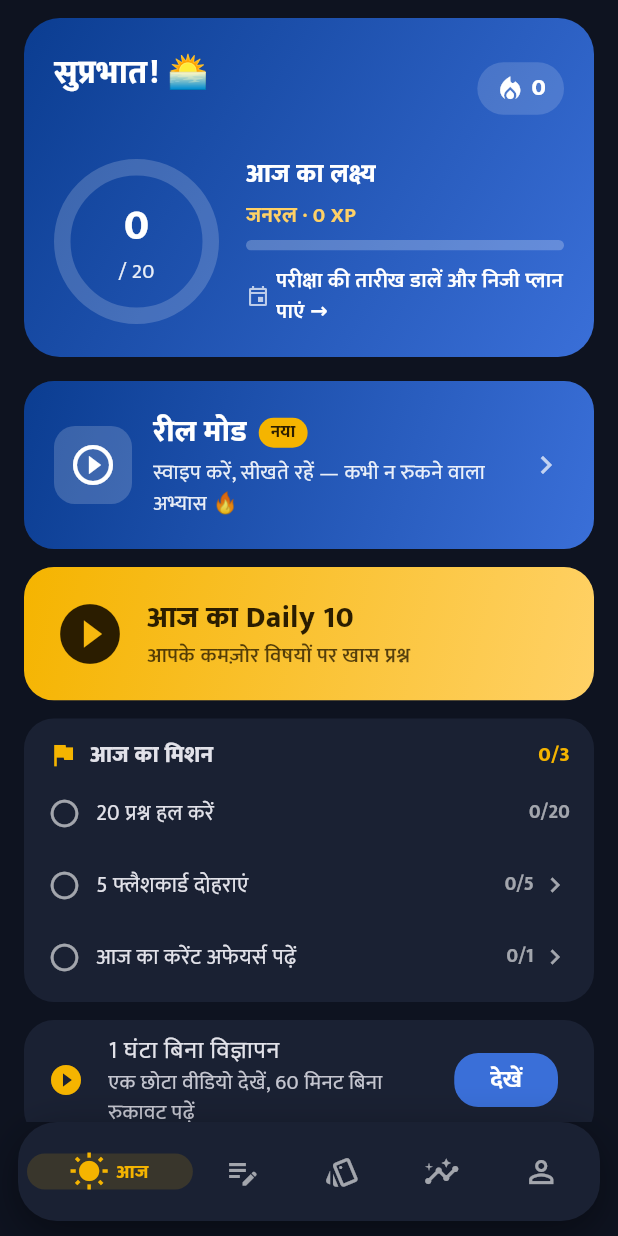
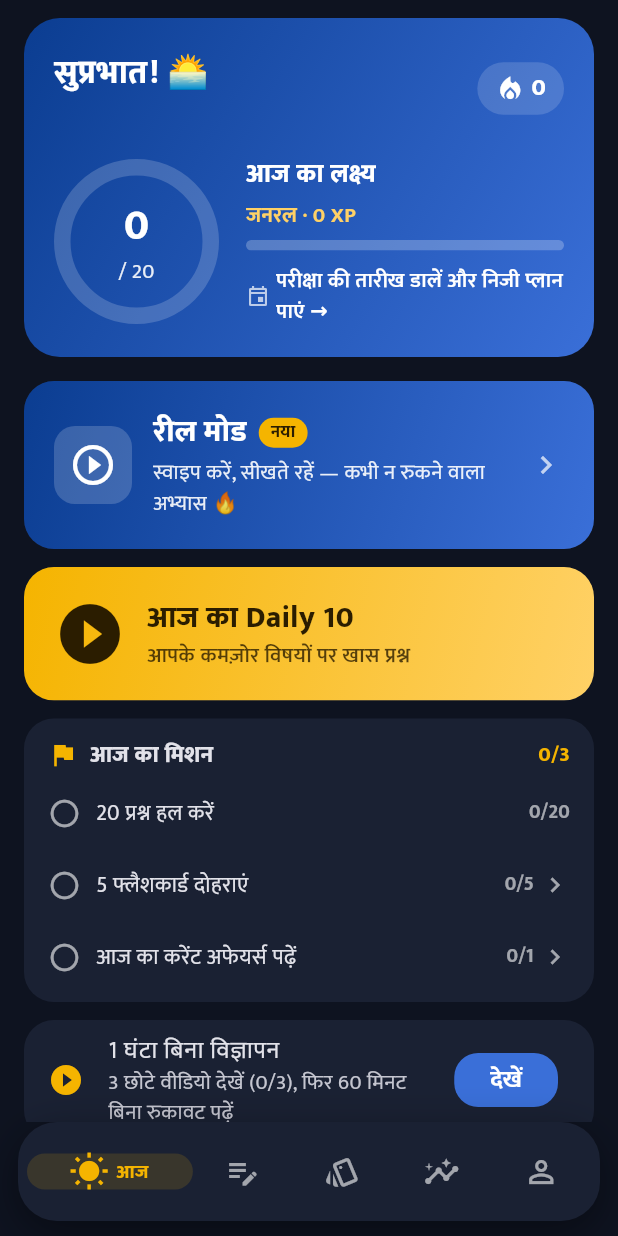
Before and after one commit to aniketbabar97-commits/MahaPariksha, a Flutter app: the HomeShell screen opened directly, on a phone screen of 412 x 824 dp. Run offline on Flutter 3.47's test engine with Material 3 defaults, Android fonts, the phone set to English and light mode, and no system bars; our stand-ins replace cloud_firestore, firebase_analytics, firebase_auth, firebase_core, firebase_crashlytics, flutter_local_notifications and 6 more; accounts and stored records are empty; network calls fail; statements that could not run were skipped; project files that could hold a hidden picture were left out.

Commit message:
Remove pinned banner, 3-video ad-free hour, no OS auto-restore on reinstall, backup gzip off UI thread (#70)
Claude-Session: https://claude.ai/code/session_01T9442ta7HcxGi7RPfPaS6U

Co-authored-by: Claude <noreply@anthropic.com>

```diff
--- a/railpariksha/app/lib/logic/progress_backup.dart
+++ b/railpariksha/app/lib/logic/progress_backup.dart
@@ -2,6 +2,7 @@ import 'dart:convert';
 import 'dart:io';
 
 import 'package:cloud_firestore/cloud_firestore.dart';
+import 'package:flutter/foundation.dart' show compute;
 
 import '../data/progress.dart';
 import 'auth_service.dart';
@@ -35,12 +36,15 @@ class ProgressBackup {
     return jsonDecode(utf8.decode(bytes)) as Map<String, dynamic>;
   }
 
+  static String _encodeIso(Map<String, dynamic> json) => encode(json);
+  static Map<String, dynamic> _decodeIso(String blob) => decode(blob);
+
   /// Uploads now. False when not signed in, too large, or the write failed.
   static Future<bool> upload(Progress p) async {
     final doc = _doc();
     if (doc == null) return false;
     try {
-      final blob = encode(p.toJson());
+      final blob = await compute(_encodeIso, p.toJson());
       if (blob.length > maxBlobBytes) return false;
       await doc.set({
         'v': 1,
@@ -75,7 +79,7 @@ class ProgressBackup {
         xp: (d['xp'] as num?)?.toInt() ?? 0,
         answered: (d['answered'] as num?)?.toInt() ?? 0,
         streak: (d['streak'] as num?)?.toInt() ?? 0,
-        json: decode(d['gz'] as String),
+        json: await compute(_decodeIso, d['gz'] as String),
       );
     } catch (_) {
       return null;
--- a/railpariksha/app/lib/screens/home_shell.dart
+++ b/railpariksha/app/lib/screens/home_shell.dart
@@ -1,6 +1,5 @@
 import 'package:flutter/material.dart';
 
-import '../core/ads.dart';
 import '../core/app_scope.dart';
 import '../core/reminders.dart';
 import '../widgets/bottom_nav.dart';
@@ -66,11 +65,8 @@ class _HomeShellState extends State<HomeShell> with WidgetsBindingObserver {
     ];
     return Scaffold(
       body: SafeArea(bottom: false, child: IndexedStack(index: index, children: pages)),
-      // A banner sits above the tab bar on every main tab, so each screen of the app carries an ad.
-      bottomNavigationBar: Column(mainAxisSize: MainAxisSize.min, children: [
-        const AdSlot(),
-        RpBottomNav(index: index, items: items, onTap: goTo),
-      ]),
+      // No banner pinned above the tab bar: ads live inside the scrolling screens only.
+      bottomNavigationBar: RpBottomNav(index: index, items: items, onTap: goTo),
     );
   }
 }
--- a/railpariksha/app/lib/widgets/ad_free_card.dart
+++ b/railpariksha/app/lib/widgets/ad_free_card.dart
@@ -41,8 +41,7 @@ class AdFreeCardState extends State<AdFreeCard> {
   void _watch() {
     HapticFeedback.selectionClick();
     final shown = RewardedAdManager.showIfReady(onReward: () {
-      widget.p.grantAdFreeHour();
-      Analytics.log('ad_free_hour_claimed');
+      if (widget.p.countAdFreeVideo()) Analytics.log('ad_free_hour_claimed');
       if (mounted) setState(() {});
     });
     if (!shown) {
@@ -70,7 +69,9 @@ class AdFreeCardState extends State<AdFreeCard> {
       child: ListTile(
         leading: Icon(Icons.play_circle_fill, color: BrandColors.readable(context, BrandColors.saffron, min: 3)),
         title: Text(context.tr('1 घंटा बिना विज्ञापन', '1 hour ad-free'), maxLines: 2, overflow: TextOverflow.ellipsis),
-        subtitle: Text(context.tr('एक छोटा वीडियो देखें, 60 मिनट बिना रुकावट पढ़ें', 'Watch one short video, study 60 minutes uninterrupted'),
+        subtitle: Text(
+            context.tr('3 छोटे वीडियो देखें (${p.adFreeWatched}/3), फिर 60 मिनट बिना रुकावट पढ़ें',
+                'Watch 3 short videos (${p.adFreeWatched}/3), then study 60 minutes uninterrupted'),
             maxLines: 2, overflow: TextOverflow.ellipsis),
         trailing: FilledButton(
           style: FilledButton.styleFrom(minimumSize: const Size(64, 36)),
```
Also changed, not shown: railpariksha/app/lib/data/progress.dart (+19 -0 lines), railpariksha/app/lib/screens/results_screen.dart (+5 -2 lines), 1 other file.
